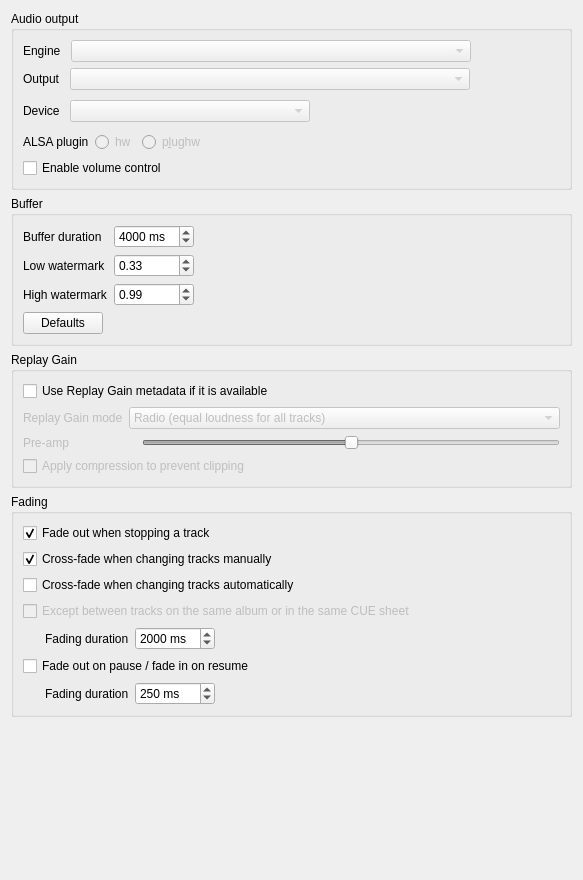
Qt form src/settings/backendsettingspage.ui (strawberrymusicplayer/strawberry) before a commit.
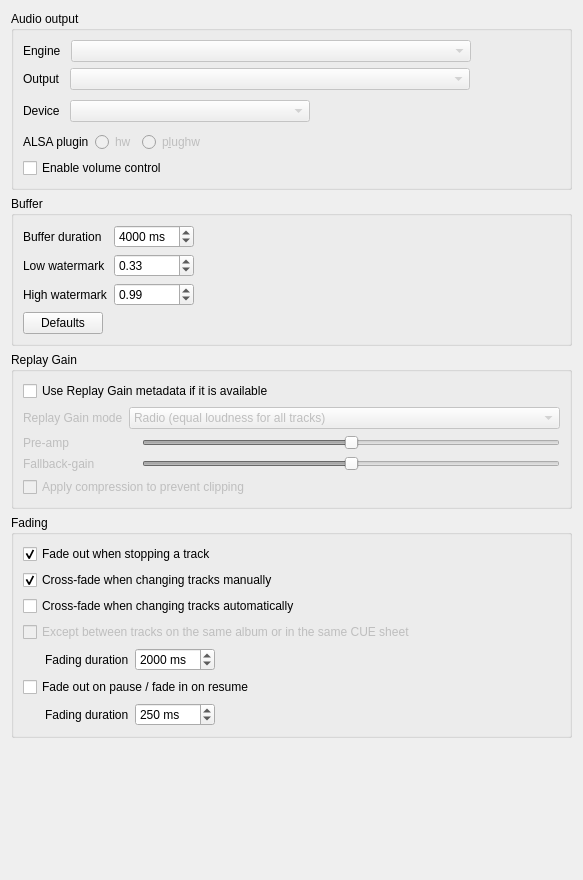
The same form after that commit. Custom widgets are drawn as their Qt base class.

Commit message: Add setting for setting reply gain fallback gain

```diff
--- a/src/settings/backendsettingspage.ui
+++ b/src/settings/backendsettingspage.ui
@@ -457,13 +457,46 @@
            </item>
           </layout>
          </item>
-         <item row="2" column="0" colspan="2">
+         <item row="4" column="0" colspan="2">
           <widget class="QCheckBox" name="checkbox_replaygaincompression">
            <property name="text">
             <string>Apply compression to prevent clipping</string>
            </property>
           </widget>
          </item>
+         <item row="2" column="1">
+          <layout class="QHBoxLayout" name="layout_replaygainfallbackgain">
+           <item>
+            <widget class="QLabel" name="label_replaygainfallbackgain"/>
+           </item>
+           <item>
+            <widget class="StickySlider" name="stickyslider_replaygainfallbackgain">
+             <property name="minimum">
+              <number>0</number>
+             </property>
+             <property name="maximum">
+              <number>1200</number>
+             </property>
+             <property name="value">
+              <number>600</number>
+             </property>
+             <property name="orientation">
+              <enum>Qt::Horizontal</enum>
+             </property>
+             <property name="sticky_center" stdset="0">
+              <number>600</number>
+             </property>
+            </widget>
+           </item>
+          </layout>
+         </item>
+         <item row="2" column="0">
+          <widget class="QLabel" name="label_fallbackgain">
+           <property name="text">
+            <string>Fallback-gain</string>
+           </property>
+          </widget>
+         </item>
         </layout>
        </widget>
       </item>
```
Left out of the diff: 11 changed lines with no effect on the pictures. The commit also changes 7 other files.
